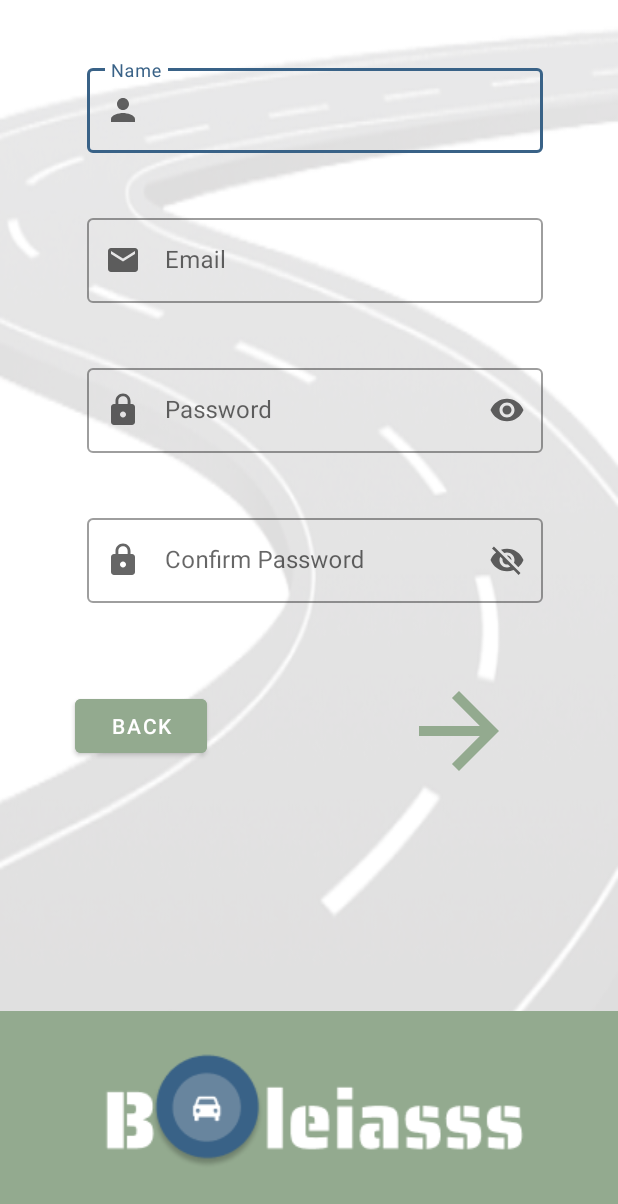
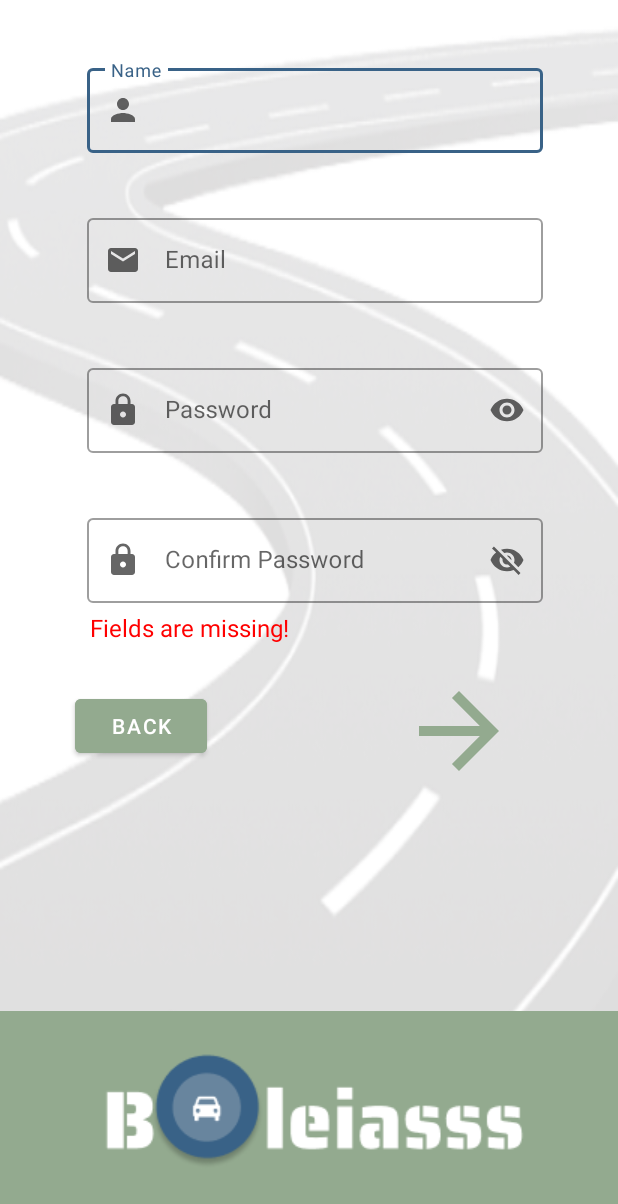
Before and after one commit to LuisPereira474/TPCM, an Android app: the SignUp screen opened directly, with no data from a screen before it, after a tap on an icon or button, on a phone screen of 412 x 824 dp. Shown: the top 1204 px of the screen. Run offline under Robolectric (Android 15) with nearby library versions, the phone set to English and light mode, and no system bars; 1 other tap on this screen came first.

Commit message:
Mensagem de erro Sign Up

```diff
--- a/app/src/main/java/com/example/tpcm/aplication/SignUp.kt
+++ b/app/src/main/java/com/example/tpcm/aplication/SignUp.kt
@@ -5,17 +5,14 @@ import android.os.Bundle
 import android.util.Log
 import android.view.View
 import android.widget.EditText
+import android.widget.TextView
 import androidx.appcompat.app.AppCompatActivity
 import com.example.tpcm.MainActivity
 import com.example.tpcm.R
 import com.example.tpcm.database.Connection
-import com.google.firebase.firestore.FirebaseFirestore
 
 
 class SignUp : AppCompatActivity() {
-
-    var db = FirebaseFirestore.getInstance()
-
     override fun onCreate(savedInstanceState: Bundle?) {
         super.onCreate(savedInstanceState)
         setContentView(R.layout.activity_sign_up)
@@ -27,15 +24,25 @@ class SignUp : AppCompatActivity() {
     }
 
     fun signUpSubmit(view: View) {
-        var password = findViewById<EditText>(R.id.ccInputPasse).text.toString()
-        var confPassword = findViewById<EditText>(R.id.ccInputConfirmPasse).text.toString()
-        var email = findViewById<EditText>(R.id.ccInputEmail).text.toString()
-        var nome = findViewById<EditText>(R.id.ccInputName).text.toString()
+        val password = findViewById<EditText>(R.id.ccInputPasse).text.toString()
+        val confPassword = findViewById<EditText>(R.id.ccInputConfirmPasse).text.toString()
+        val email = findViewById<EditText>(R.id.ccInputEmail).text.toString()
+        val nome = findViewById<EditText>(R.id.ccInputName).text.toString()
+        val erroSignUpPass = findViewById<TextView>(R.id.erroSignUpPass)
+        val erroSignUpEmail = findViewById<TextView>(R.id.erroSignUpEmail)
+        val errorMissingFields = findViewById<TextView>(R.id.errorMissingFields)
+        val errorInvalidEmail = findViewById<TextView>(R.id.errorInvalidEmail)
+        erroSignUpPass.setVisibility(View.INVISIBLE);
+        erroSignUpEmail.setVisibility(View.INVISIBLE);
+        errorMissingFields.setVisibility(View.INVISIBLE);
+        errorInvalidEmail.setVisibility(View.INVISIBLE);
 
-        if (password == confPassword && email.isNotEmpty() && password.isNotEmpty() && nome.isNotEmpty()) {
-            Connection.singUp(email,nome,password)
+        if(email.isEmpty() || password.isEmpty() || nome.isEmpty()){
+            errorMissingFields.setVisibility(View.VISIBLE);
+        }else if(password != confPassword){
+            erroSignUpPass.setVisibility(View.VISIBLE);
         }else{
-            Log.d("TAG", "Passwords não correspondem")
+            Connection.singUp(email,nome,password,erroSignUpEmail,errorInvalidEmail)
         }
     }
 
--- a/app/src/main/java/com/example/tpcm/database/Connection.kt
+++ b/app/src/main/java/com/example/tpcm/database/Connection.kt
@@ -1,22 +1,18 @@
 package com.example.tpcm.database
 
 import android.annotation.SuppressLint
+import android.util.Log
+import android.view.View
+import android.widget.TextView
 import com.google.firebase.firestore.FirebaseFirestore
 import java.util.*
-import android.os.Bundle
-import android.util.Log
-import android.view.View
-import android.widget.EditText
-import android.widget.TextView
-import androidx.appcompat.app.AppCompatActivity
-import com.example.tpcm.R
 import java.util.regex.Pattern
 
 object Connection {
     @SuppressLint("StaticFieldLeak")
     private var db = FirebaseFirestore.getInstance()
 
-    fun login(email: String, password: String, errorLogin : TextView) {
+    fun login(email: String, password: String, errorLogin: TextView) {
 
         db.collection("utilizador")
             .get()
@@ -26,13 +22,13 @@ object Connection {
                     var idUser = ""
                     for (document in task.result!!) {
                         if ((document.data["email"] as String) == email && (document.data["password"] as String) == password) {
-                            confirmLogin=true
+                            confirmLogin = true
                             idUser = (document.data["idUser"] as String?).toString()
                         }
                     }
-                    if (confirmLogin == true){
+                    if (confirmLogin == true) {
                         Log.d("TAG", idUser)
-                    }else{
+                    } else {
                         errorLogin.setVisibility(View.VISIBLE);
                     }
                 } else {
@@ -41,7 +37,7 @@ object Connection {
             }
     }
 
-    fun singUp(email: String, nome: String, password: String) {
+    fun singUp(email: String, nome: String, password: String, erroSignUpEmail: TextView, errorInvalidEmail: TextView) {
         val user = hashMapOf(
             "email" to email,
             "foto" to "teste",
@@ -52,7 +48,7 @@ object Connection {
             "sexo" to true
         )
 
-        if(isValidString(email)){
+        if (isValidString(email)) {
             db.collection("utilizador")
                 .get()
                 .addOnCompleteListener { task ->
@@ -73,18 +69,25 @@ object Connection {
                                         "DocumentSnapshot successfully written!"
                                     )
                                 }
-                                .addOnFailureListener { e -> Log.w("TAG", "Error writing document", e) }
+                                .addOnFailureListener { e ->
+                                    Log.w(
+                                        "TAG",
+                                        "Error writing document",
+                                        e
+                                    )
+                                }
                         } else {
                             Log.d("TAG", "Email já registado")
+                            erroSignUpEmail.setVisibility(View.VISIBLE);
                         }
                     } else {
                         Log.w("TAG", "Error getting documents.", task.exception)
                     }
                 }
-        }else{
+        } else {
             Log.w("TAG", "Invalid Email")
+            errorInvalidEmail.setVisibility(View.VISIBLE);
         }
-
 
 
     }
@@ -98,7 +101,8 @@ object Connection {
                 "[a-zA-Z0-9][a-zA-Z0-9\\-]{0,25}" +
                 ")+"
     )
-    private fun isValidString(str: String): Boolean{
+
+    private fun isValidString(str: String): Boolean {
         return EMAIL_ADDRESS_PATTERN.matcher(str).matches()
     }
 
--- a/app/src/main/res/layout/activity_sign_up.xml
+++ b/app/src/main/res/layout/activity_sign_up.xml
@@ -107,6 +107,51 @@
 
     </com.google.android.material.textfield.TextInputLayout>
 
+    <TextView
+        android:id="@+id/erroSignUpEmail"
+        android:layout_width="match_parent"
+        android:layout_height="wrap_content"
+        android:text="@string/erroSignUpEmail"
+        android:layout_below="@+id/ccLabelConfirmPasse"
+        android:textColor="#FF0000"
+        android:layout_marginStart="60dp"
+        android:layout_marginTop="5dp"
+        android:textSize="16sp"
+        android:visibility="invisible"/>
+    <TextView
+        android:id="@+id/erroSignUpPass"
+        android:layout_width="match_parent"
+        android:layout_height="wrap_content"
+        android:text="@string/erroSignUpPass"
+        android:layout_below="@+id/ccLabelConfirmPasse"
+        android:textColor="#FF0000"
+        android:layout_marginStart="60dp"
+        android:layout_marginTop="5dp"
+        android:textSize="16sp"
+        android:visibility="invisible"/>
+    <TextView
+        android:id="@+id/errorMissingFields"
+        android:layout_width="match_parent"
+        android:layout_height="wrap_content"
+        android:text="@string/errorMissingFields"
+        android:layout_below="@+id/ccLabelConfirmPasse"
+        android:textColor="#FF0000"
+        android:layout_marginStart="60dp"
+        android:layout_marginTop="5dp"
+        android:textSize="16sp"
+        android:visibility="invisible"/>
+
+    <TextView
+        android:id="@+id/errorInvalidEmail"
+        android:layout_width="match_parent"
+        android:layout_height="wrap_content"
+        android:text="@string/errorInvalidEmail"
+        android:layout_below="@+id/ccLabelConfirmPasse"
+        android:textColor="#FF0000"
+        android:layout_marginStart="60dp"
+        android:layout_marginTop="5dp"
+        android:textSize="16sp"
+        android:visibility="invisible"/>
 
     <Button
         android:id="@+id/loginBtt"
--- a/app/src/main/res/values/strings.xml
+++ b/app/src/main/res/values/strings.xml
@@ -9,4 +9,8 @@
     <string name="Back">Back</string>
     <string name="popUpPoints">Do you really want to confirm the ride?</string>
     <string name="errorLogin">Wrong credentials!</string>
+    <string name="erroSignUpEmail">Username or Email already used!</string>
+    <string name="erroSignUpPass">Passwords do not match!</string>
+    <string name="errorMissingFields">Fields are missing!</string>
+    <string name="errorInvalidEmail">Invalid Email!</string>
 </resources>
```
Also changed, not shown: 1 other file.
